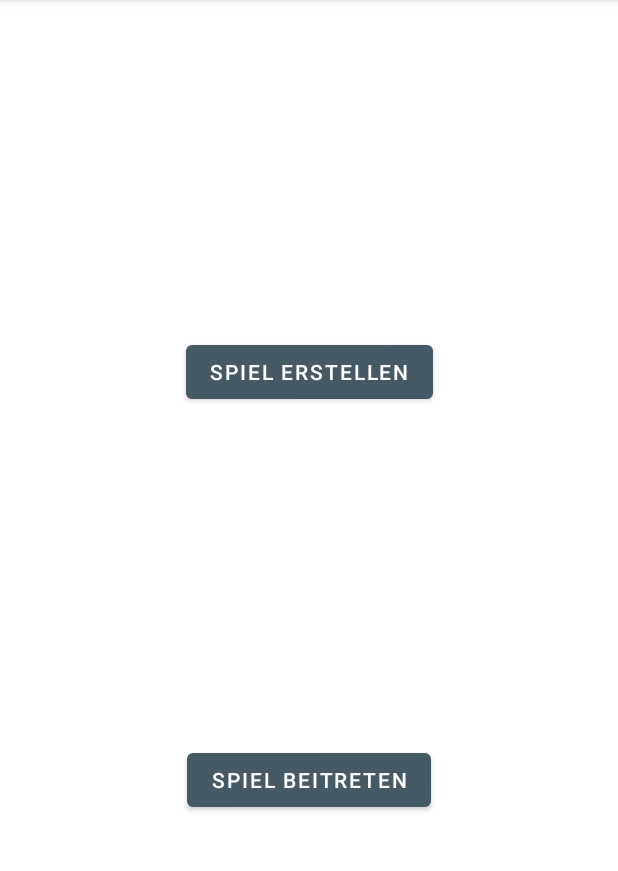
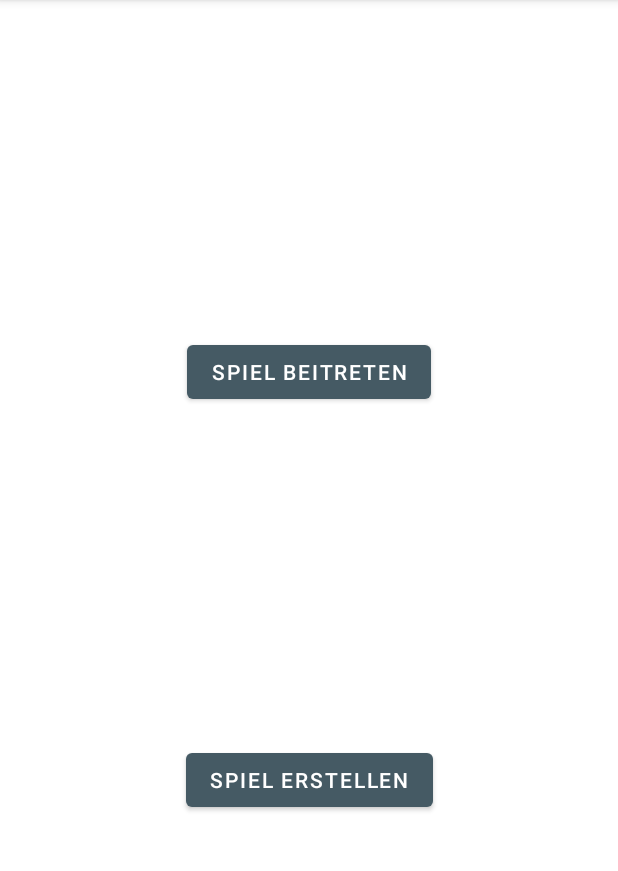
Before and after one commit to nico151999/play_money, an Android app: the screen it shows after launch (StartActivity), on a phone screen of 412 x 824 dp, the part 84-955 px from its top. Run offline under Robolectric (Android 15) with nearby library versions, the phone set to English and light mode, and no system bars.

Commit message:
Slightly improve GUI

```diff
--- a/app/src/main/java/de/nico/spielgeld/activities/GameActivity.java
+++ b/app/src/main/java/de/nico/spielgeld/activities/GameActivity.java
@@ -19,8 +19,7 @@ public abstract class GameActivity extends MainActivity {
 
     @Override
     protected void onCreate(Bundle savedInstanceState) {
-        super.onCreate(savedInstanceState);
-        setContentView(R.layout.activity_game);
+        super.onCreate(savedInstanceState, R.layout.activity_game);
     }
 
     public abstract void sendMoney(BluetoothDevice device, Double amount);
--- a/app/src/main/java/de/nico/spielgeld/activities/MainActivity.java
+++ b/app/src/main/java/de/nico/spielgeld/activities/MainActivity.java
@@ -29,9 +29,11 @@ public abstract class MainActivity extends AppCompatActivity {
     private BroadcastReceiver mReceiver;
     private static final int PERMISSION_REQUEST_CODE = 516;
 
-    @Override
-    protected void onCreate(Bundle savedInstanceState) {
+    protected void onCreate(Bundle savedInstanceState, int contentView) {
         super.onCreate(savedInstanceState);
+        setContentView(contentView);
+
+        setSupportActionBar(findViewById(R.id.toolbar));
 
         mBluetoothAdapter = BluetoothAdapter.getDefaultAdapter();
         mReceiver = new BluetoothIntentReceiver();
--- a/app/src/main/java/de/nico/spielgeld/activities/StartActivity.java
+++ b/app/src/main/java/de/nico/spielgeld/activities/StartActivity.java
@@ -1,9 +1,10 @@
 package de.nico.spielgeld.activities;
 
+import android.app.ActivityOptions;
 import android.content.Intent;
 import android.os.Bundle;
-
-import com.google.android.material.button.MaterialButton;
+import android.transition.Fade;
+import android.transition.Transition;
 
 import de.nico.spielgeld.R;
 
@@ -11,10 +12,25 @@ public class StartActivity extends MainActivity {
 
     @Override
     protected void onCreate(Bundle savedInstanceState) {
-        super.onCreate(savedInstanceState);
-        setContentView(R.layout.activity_start);
+        super.onCreate(savedInstanceState, R.layout.activity_start);
 
-        findViewById(R.id.create_game_button).setOnClickListener((view) -> startActivity(new Intent(this, CreateGameActivity.class)));
-        findViewById(R.id.join_game_button).setOnClickListener((view) -> startActivity(new Intent(this, JoinGameActivity.class)));
+        Transition fade = new Fade();
+        fade.excludeTarget(R.id.appbar_layout, true);
+        fade.excludeTarget(android.R.id.navigationBarBackground,true);
+        fade.excludeTarget(android.R.id.statusBarBackground, true);
+        getWindow().setExitTransition(fade);
+        getWindow().setEnterTransition(fade);
+
+        findViewById(R.id.create_game_button).setOnClickListener((view) -> startActivity(
+                new Intent(this, CreateGameActivity.class),
+                ActivityOptions.makeSceneTransitionAnimation(
+                        this,
+                        view,
+                        getString(R.string.create_game_transition)
+                ).toBundle()
+        ));
+        findViewById(R.id.join_game_button).setOnClickListener((view) -> startActivity(
+                new Intent(this, JoinGameActivity.class)
+        ));
     }
 }
--- a/app/src/main/res/layout/activity_start.xml
+++ b/app/src/main/res/layout/activity_start.xml
@@ -6,24 +6,39 @@
     android:layout_height="match_parent"
     tools:context=".activities.StartActivity">
 
-    <com.google.android.material.button.MaterialButton
-        android:id="@+id/create_game_button"
-        android:layout_width="wrap_content"
+    <com.google.android.material.appbar.AppBarLayout
+        android:id="@+id/appbar_layout"
+        app:layout_constraintTop_toTopOf="parent"
         android:layout_height="wrap_content"
-        android:text="@string/create_game"
-        app:layout_constraintBottom_toTopOf="@id/join_game_button"
-        app:layout_constraintLeft_toLeftOf="parent"
-        app:layout_constraintRight_toRightOf="parent"
-        app:layout_constraintTop_toTopOf="parent" />
+        android:layout_width="match_parent">
+
+        <com.google.android.material.appbar.MaterialToolbar
+            android:id="@+id/toolbar"
+            app:titleTextColor="@android:color/white"
+            android:layout_height="wrap_content"
+            android:layout_width="match_parent" />
+
+    </com.google.android.material.appbar.AppBarLayout>
 
     <com.google.android.material.button.MaterialButton
         android:id="@+id/join_game_button"
         android:layout_width="wrap_content"
         android:layout_height="wrap_content"
         android:text="@string/join_game"
+        app:layout_constraintBottom_toTopOf="@id/create_game_button"
+        app:layout_constraintLeft_toLeftOf="parent"
+        app:layout_constraintRight_toRightOf="parent"
+        app:layout_constraintTop_toBottomOf="@id/appbar_layout" />
+
+    <com.google.android.material.button.MaterialButton
+        android:id="@+id/create_game_button"
+        android:layout_width="wrap_content"
+        android:layout_height="wrap_content"
+        android:text="@string/create_game"
+        android:transitionName="@string/create_game_transition"
         app:layout_constraintBottom_toBottomOf="parent"
         app:layout_constraintLeft_toLeftOf="parent"
         app:layout_constraintRight_toRightOf="parent"
-        app:layout_constraintTop_toBottomOf="@id/create_game_button" />
+        app:layout_constraintTop_toBottomOf="@id/join_game_button" />
 
 </androidx.constraintlayout.widget.ConstraintLayout>
--- a/app/src/main/res/values/strings.xml
+++ b/app/src/main/res/values/strings.xml
@@ -7,7 +7,6 @@
     <string name="bluetooth_not_available">Dieses Gerät hat kein Bluetooth</string>
     <string name="bluetooth_disabled">Bluetooth wurde deaktiviert, muss aber aktiviert sein, damit die App funktioniert</string>
     <string name="bt_not_enabled_leaving">Bluetooth wurde nicht aktiviert, weshalb die App nicht funktionieren kann</string>
-    <string name="start_game">Spiel starten</string>
     <string name="cannot_host">Spiel kann nicht ausgerichtet werden</string>
     <string name="cannot_connect_incoming">Verbindung zu einem Gerät konnte nicht aktiviert werden</string>
     <string name="device_cannot_start">Das Gerät %s kann das Spiel nicht beginnen</string>
@@ -28,4 +27,5 @@
     <string name="cannot_write_to_server">Es können keine Informationen an den Gastgeber gesendet werden</string>
     <string name="cannot_initialize_game">Das Spiel kann nicht gestartet werden</string>
     <string name="show_all_devices">Alle Geräte anzeigen</string>
+    <string name="create_game_transition" translatable="false">CREATE_GAME_TRANSITION</string>
 </resources>
--- a/app/src/main/res/values/styles.xml
+++ b/app/src/main/res/values/styles.xml
@@ -1,8 +1,7 @@
 <resources>
 
-    <!-- Base application theme. -->
-    <style name="AppTheme" parent="Theme.MaterialComponents.Light.DarkActionBar">
-        <!-- Customize your theme here. -->
+    <style name="AppTheme" parent="Theme.MaterialComponents.Light.NoActionBar">
+        <item name="android:actionMenuTextColor">@android:color/white</item>
         <item name="colorPrimary">@color/colorPrimary</item>
         <item name="colorPrimaryDark">@color/colorPrimaryDark</item>
         <item name="colorAccent">@color/colorAccent</item>
```
Also changed, not shown: app/src/main/java/de/nico/spielgeld/activities/CreateGameActivity.java (+10 -2 lines), app/src/main/java/de/nico/spielgeld/activities/JoinGameActivity.java (+10 -2 lines), app/src/main/res/layout/activity_create_game.xml (+33 -5 lines), app/src/main/res/layout/activity_game.xml (+16 -0 lines), app/src/main/res/layout/activity_join_game.xml (+24 -3 lines), 1 other file.
